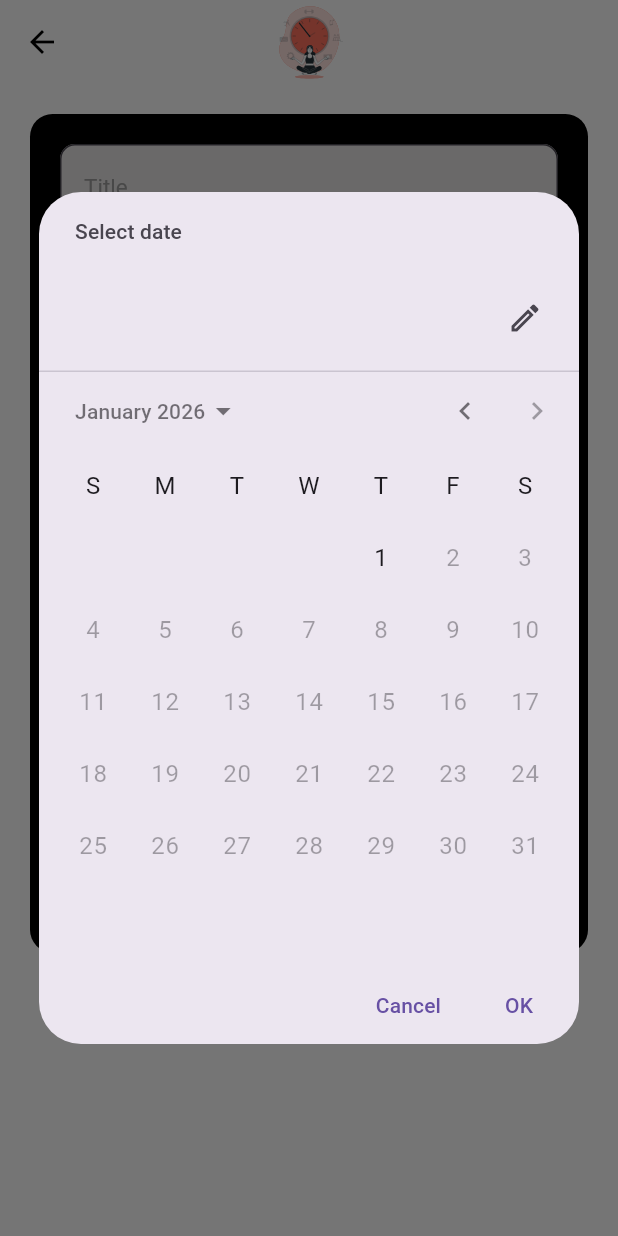
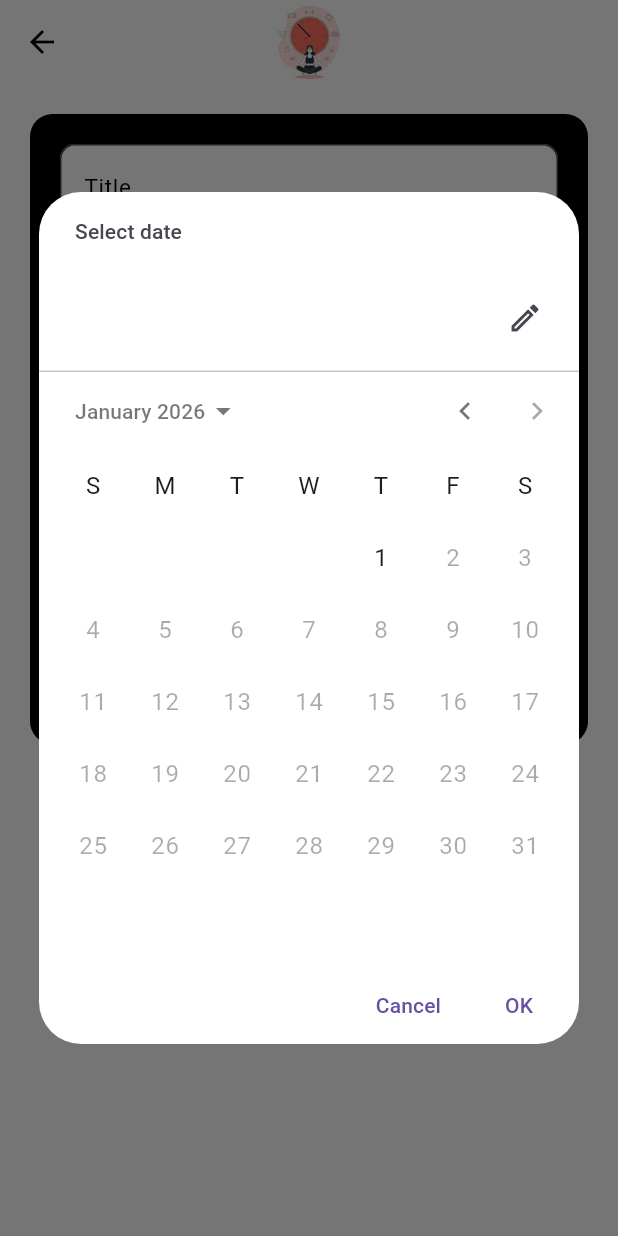
Before and after one commit to Syed722528/hive_todo_app, a Flutter app: the AddTaskPage screen opened directly, after a tap on the "calendar month" icon, on a phone screen of 412 x 824 dp. Run offline on Flutter 3.47's test engine with Material 3 defaults, Android fonts, the light colour scheme and no system bars; our stand-ins replace get, hive, hive_flutter, lottie; accounts and stored records are empty.

Commit message:
Added adapter
Added adapter for prioritizing tasks

```diff
--- a/lib/main.dart
+++ b/lib/main.dart
@@ -9,6 +9,7 @@ import 'package:hive_flutter/hive_flutter.dart';
 void main() async {
   WidgetsFlutterBinding.ensureInitialized();
   await Hive.initFlutter();
+  Hive.registerAdapter(PriorityAdapter());
   Hive.registerAdapter(TaskAdapter());
   await Hive.openBox<Task>('tasks');
   runApp(const MyApp());
--- a/lib/pages/add_task_page.dart
+++ b/lib/pages/add_task_page.dart
@@ -6,15 +6,23 @@ import 'package:lottie/lottie.dart';
 
 import '../models/task.dart';
 
-
-class AddTaskPage extends StatelessWidget {
+class AddTaskPage extends StatefulWidget {
+  // Changed to StatefulWidget for managing state
   const AddTaskPage({super.key});
 
   @override
+  AddTaskPageState createState() => AddTaskPageState();
+}
+
+class AddTaskPageState extends State<AddTaskPage> {
+  final formKey = GlobalKey<FormState>();
+  final title = TextEditingController();
+  final description = TextEditingController();
+  Priority selectedPriority = Priority.high; // Default priority
+  DateTime? selectedDueDate; // Store the picked due date
+
+  @override
   Widget build(BuildContext context) {
-    final formKey = GlobalKey<FormState>();
-    final title = TextEditingController();
-    final description = TextEditingController();
     return Scaffold(
       appBar: AppBar(
         foregroundColor: AppColors.blackColor,
@@ -23,12 +31,13 @@ class AddTaskPage extends StatelessWidget {
           'assets/animations/time.json',
           height: 60,
           width: 60,
+          repeat: false,
         ),
       ),
       body: SafeArea(
         child: Container(
-          margin: EdgeInsets.all(20),
-          padding: EdgeInsets.all(20),
+          margin: const EdgeInsets.all(20),
+          padding: const EdgeInsets.all(20),
           decoration: BoxDecoration(
             color: AppColors.blackColor,
             borderRadius: BorderRadius.circular(15),
@@ -38,90 +47,19 @@ class AddTaskPage extends StatelessWidget {
             child: Column(
               spacing: 20,
               mainAxisSize: MainAxisSize.min,
+              crossAxisAlignment: CrossAxisAlignment.start,
               mainAxisAlignment: MainAxisAlignment.center,
               children: [
-                TextFormField(
-                  style: TextStyle(color: AppColors.blackColor, fontSize: 17),
-                  controller: title,
-                  minLines: 1,
-                  maxLines: 1,
-                  decoration: InputDecoration(
-                    hintText: 'Title',
-                    hintStyle: Theme.of(context).textTheme.displaySmall,
-                    fillColor: AppColors.lightGrey,
-                    filled: true,
-                    border: OutlineInputBorder(
-                      borderRadius: BorderRadius.circular(10),
-                    ),
-                  ),
-                  validator: (value) {
-                    if (value == null) {
-                      return 'Title is required';
-                    } else {
-                      return null;
-                    }
-                  },
-                ),
-                TextFormField(
-                  controller: description,
-                  minLines: 3,
-                  maxLines: 3,
-                  decoration: InputDecoration(
-                    fillColor: AppColors.lightGrey,
-                    filled: true,
-                    contentPadding: EdgeInsets.all(10),
-                    hintText: 'Description',
-                    hintStyle: Theme.of(context).textTheme.displaySmall,
-                    border: OutlineInputBorder(
-                      borderRadius: BorderRadius.circular(10),
-                    ),
-                  ),
-                  style: TextStyle(color: AppColors.blackColor, fontSize: 17),
-                  validator: (value) {
-                    if (value == null) {
-                      return 'Description is required';
-                    } else {
-                      return null;
-                    }
-                  },
-                ),
-                Column(
-                  crossAxisAlignment: CrossAxisAlignment.start,
-                  children: [
-                    Text('Priority'),
-                    Row(
-                      children: [
-                        Checkbox(value: false, onChanged: (value) {}),
-                        Text(
-                          'High',
-                          style: Theme.of(context).textTheme.displaySmall,
-                        ),
-                      ],
-                    ),
-                    Row(
-                      children: [
-                        Checkbox(value: false, onChanged: (value) {}),
-                        Text(
-                          'Medium',
-                          style: Theme.of(context).textTheme.displaySmall,
-                        ),
-                      ],
-                    ),
-                    Row(
-                      children: [
-                        Checkbox(value: false, onChanged: (value) {}),
-                        Text(
-                          'Low',
-                          style: Theme.of(context).textTheme.displaySmall,
-                        ),
-                      ],
-                    ),
-                  ],
-                ),
+                TitleField(title: title),
+                DescriptionField(description: description),
+                buildPriority(context),
                 Row(
                   mainAxisAlignment: MainAxisAlignment.spaceBetween,
                   children: [
-                    Text('Due date'),
+                    const Text(
+                      'Due date',
+                      style: TextStyle(color: AppColors.whiteColor),
+                    ),
                     IconButton(
                       onPressed: () async {
                         DateTime? picked = await showDatePicker(
@@ -131,31 +69,46 @@ class AddTaskPage extends StatelessWidget {
                           builder: (context, child) {
                             return Theme(
                               data: Theme.of(context).copyWith(
-                                textTheme: TextTheme(
+                                textTheme: const TextTheme(
                                   headlineMedium: TextStyle(
                                     fontSize: 24,
                                     fontWeight: FontWeight.bold,
                                     color: Colors.blue,
-                                  ), // Affects the header (month/year)
+                                  ),
                                   bodyLarge: TextStyle(
                                     fontSize: 16,
                                     color: Colors.black87,
                                   ),
+                                ),
+                                datePickerTheme: DatePickerThemeData(
+                                  backgroundColor: AppColors.whiteColor,
                                 ),
                               ),
                               child: child!,
                             );
                           },
                         );
+                        if (picked != null) {
+                          setState(() {
+                            selectedDueDate = picked;
+                          });
+                        }
                       },
-                      icon: Icon(
+                      icon: const Icon(
                         Icons.calendar_month,
                         color: AppColors.whiteColor,
                       ),
                     ),
                   ],
                 ),
-
+                if (selectedDueDate != null) // Display selected due date
+                  Text(
+                    'Due: ${selectedDueDate!.toString().split(' ')[0]}', // Show only date part
+                    style: const TextStyle(
+                      color: AppColors.whiteColor,
+                      fontSize: 15,
+                    ),
+                  ),
                 ElevatedButton(
                   onPressed: () {
                     if (formKey.currentState!.validate()) {
@@ -163,6 +116,9 @@ class AddTaskPage extends StatelessWidget {
                         title: title.text,
                         description: description.text,
                         isCompleted: false,
+                        priority: selectedPriority, // Use selected priority
+                        createdDate: DateTime.now(), // Auto-set creation date
+                        dueDate: selectedDueDate, // Use picked due date
                       );
                       HiveService.addTask(task);
                       Get.back();
@@ -175,7 +131,7 @@ class AddTaskPage extends StatelessWidget {
                     foregroundColor: AppColors.whiteColor,
                     backgroundColor: AppColors.blueColor,
                   ),
-                  child: Text('Add task'),
+                  child: const Text('Add task'),
                 ),
               ],
             ),
@@ -184,4 +140,113 @@ class AddTaskPage extends StatelessWidget {
       ),
     );
   }
+
+  Row buildPriority(BuildContext context) {
+    return Row(
+      mainAxisAlignment: MainAxisAlignment.spaceBetween,
+      children: [
+        const Text('Priority', style: TextStyle(color: AppColors.whiteColor)),
+        DropdownButton<Priority>(
+          value: selectedPriority,
+
+          onChanged: (Priority? newValue) {
+            setState(() {
+              selectedPriority = newValue!;
+            });
+          },
+          items:
+              Priority.values.map((Priority priority) {
+                return DropdownMenuItem<Priority>(
+                  value: priority,
+                  child: Text(
+                    StringExtension(
+                      priority.name,
+                    ).capitalize(), // Capitalize for display
+                    style: TextStyle(color: AppColors.whiteColor, fontSize: 20),
+                  ),
+                );
+              }).toList(),
+          dropdownColor: AppColors.greyColor,
+          style: const TextStyle(color: AppColors.whiteColor),
+        ),
+      ],
+    );
+  }
 }
+
+class DescriptionField extends StatelessWidget {
+  const DescriptionField({super.key, required this.description});
+
+  final TextEditingController description;
+
+  @override
+  Widget build(BuildContext context) {
+    return TextFormField(
+      controller: description,
+      minLines: 3,
+      maxLines: 3,
+      decoration: InputDecoration(
+        fillColor: AppColors.whiteColor,
+        filled: true,
+        contentPadding: const EdgeInsets.all(10),
+        hintText: 'Description',
+        hintStyle: TextStyle(
+          color: AppColors.blackColor,
+          fontSize: 15,
+          fontWeight: FontWeight.normal,
+        ),
+        border: OutlineInputBorder(borderRadius: BorderRadius.circular(10)),
+      ),
+      style: const TextStyle(color: AppColors.blackColor, fontSize: 17),
+      validator: (value) {
+        if (value == null || value.isEmpty) {
+          // Improved validation
+          return 'Description is required';
+        }
+        return null;
+      },
+    );
+  }
+}
+
+class TitleField extends StatelessWidget {
+  const TitleField({super.key, required this.title});
+
+  final TextEditingController title;
+
+  @override
+  Widget build(BuildContext context) {
+    return TextFormField(
+      style: const TextStyle(color: AppColors.blackColor, fontSize: 17),
+      controller: title,
+      minLines: 1,
+      maxLines: 1,
+      decoration: InputDecoration(
+        hintText: 'Title',
+        hintStyle: TextStyle(
+          color: AppColors.blackColor,
+          fontSize: 15,
+          fontWeight: FontWeight.normal,
+        ),
+
+        fillColor: AppColors.whiteColor,
+        filled: true,
+        border: OutlineInputBorder(borderRadius: BorderRadius.circular(10)),
+      ),
+      validator: (value) {
+        if (value == null || value.isEmpty) {
+          // Improved validation
+          return 'Title is required';
+        }
+        return null;
+      },
+    );
+  }
+}
+
+// Extension to capitalize the first letter
+extension StringExtension on String {
+  String capitalize() {
+    return "${this[0].toUpperCase()}${substring(1)}";
+  }
+}
```
